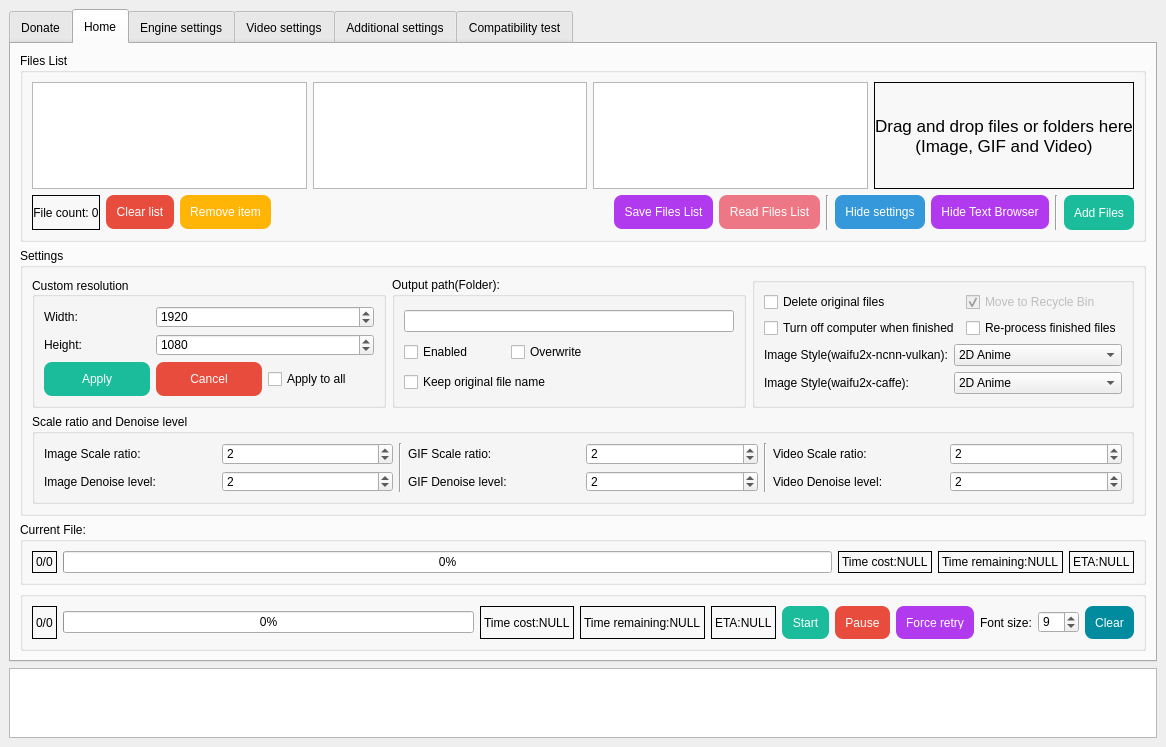
The window that SRC/Waifu2x-Extension-QT/mainwindow.ui (AaronFeng753/Waifu2x-Extension-GUI) describes before a commit, drawn with Qt 5.
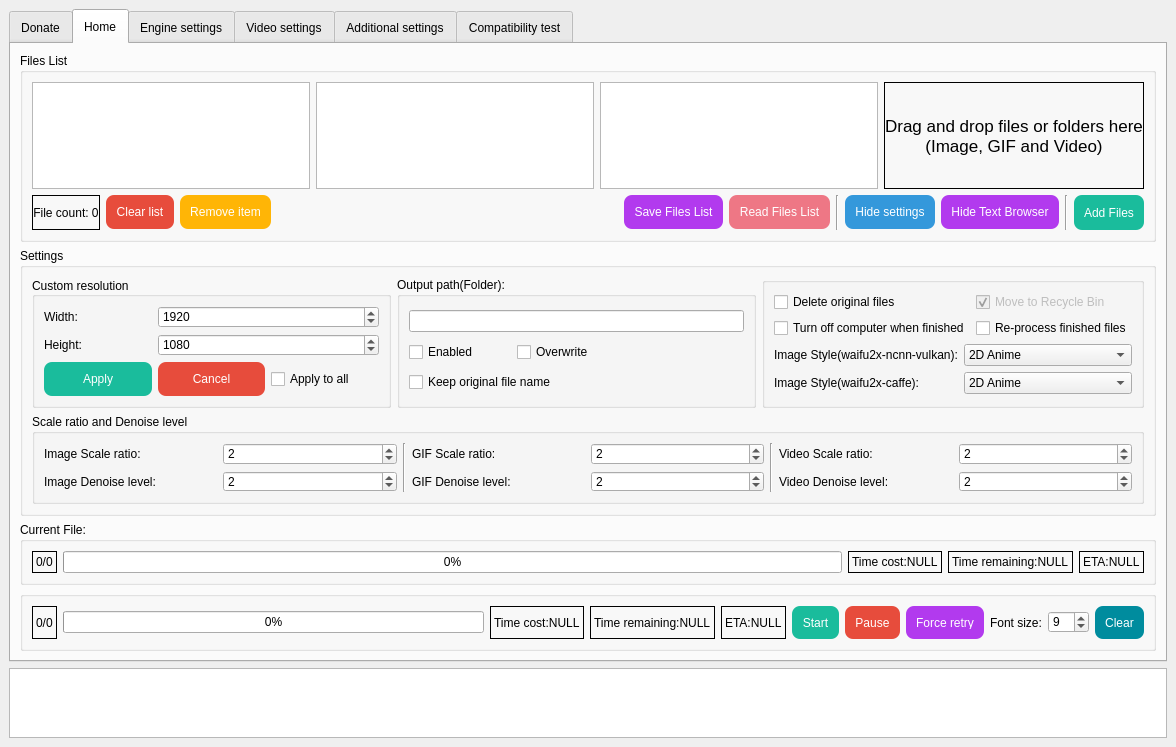
The same window after the commit. Icons and pictures are not drawn.

The edit to the form file:
```diff
--- a/SRC/Waifu2x-Extension-QT/mainwindow.ui
+++ b/SRC/Waifu2x-Extension-QT/mainwindow.ui
@@ -6,7 +6,7 @@
    <rect>
     <x>0</x>
     <y>0</y>
-    <width>1166</width>
+    <width>1176</width>
     <height>747</height>
    </rect>
   </property>
```
Left out of the diff: 12 changed lines with no effect on the pictures.
